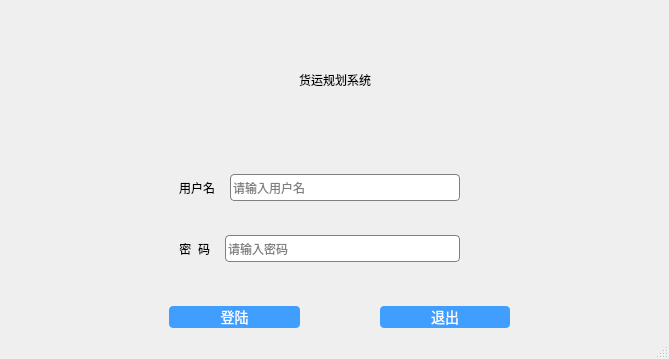
Fri2222/QTTransportationSystem, file login_window.ui: the form before one commit.
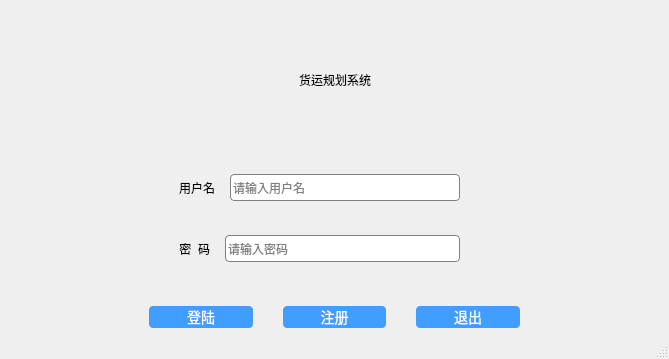
The form after the commit.

```diff
--- a/login_window.ui
+++ b/login_window.ui
@@ -266,7 +266,7 @@
             </property>
             <property name="sizeHint" stdset="0">
              <size>
-              <width>150</width>
+              <width>130</width>
               <height>20</height>
              </size>
             </property>
@@ -275,7 +275,7 @@
           <item>
            <layout class="QHBoxLayout" name="horizontalLayout_3">
             <property name="spacing">
-             <number>80</number>
+             <number>30</number>
             </property>
             <property name="sizeConstraint">
              <enum>QLayout::SetDefaultConstraint</enum>
@@ -288,6 +288,12 @@
             </property>
             <item>
              <widget class="QPushButton" name="loginButton">
+              <property name="sizePolicy">
+               <sizepolicy hsizetype="Expanding" vsizetype="Fixed">
+                <horstretch>0</horstretch>
+                <verstretch>0</verstretch>
+               </sizepolicy>
+              </property>
               <property name="text">
                <string>登陆</string>
               </property>
@@ -296,8 +302,33 @@
               </property>
              </widget>
             </item>
+            <item>
+             <widget class="QPushButton" name="enrollButton">
+              <property name="sizePolicy">
+               <sizepolicy hsizetype="Expanding" vsizetype="Fixed">
+                <horstretch>0</horstretch>
+                <verstretch>0</verstretch>
+               </sizepolicy>
+              </property>
+              <property name="minimumSize">
+               <size>
+                <width>0</width>
+                <height>20</height>
+               </size>
+              </property>
+              <property name="text">
+               <string>注册</string>
+              </property>
+             </widget>
+            </item>
             <item>
              <widget class="QPushButton" name="exitButton">
+              <property name="sizePolicy">
+               <sizepolicy hsizetype="Expanding" vsizetype="Fixed">
+                <horstretch>0</horstretch>
+                <verstretch>0</verstretch>
+               </sizepolicy>
+              </property>
               <property name="text">
                <string>退出</string>
               </property>
@@ -315,7 +346,7 @@
             </property>
             <property name="sizeHint" stdset="0">
              <size>
-              <width>150</width>
+              <width>140</width>
               <height>20</height>
              </size>
             </property>
```
